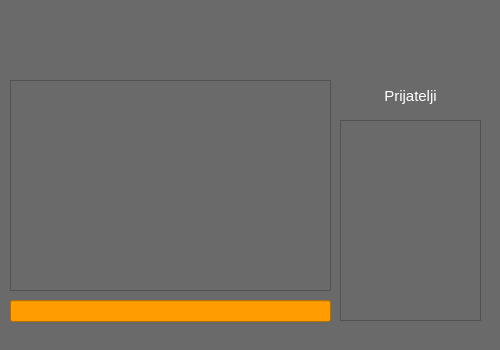
nmhaker/Source-Code, file mainwindow.ui: the form before one commit.
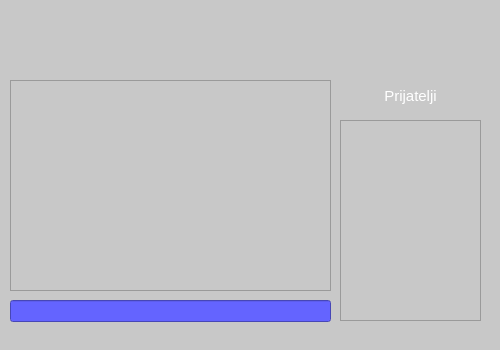
The form after the commit.

```diff
--- a/mainwindow.ui
+++ b/mainwindow.ui
@@ -36,7 +36,7 @@
   </property>
   <widget class="QWidget" name="centralWidget">
    <property name="styleSheet">
-    <string notr="true">background-color: rgb(106, 106, 106);
+    <string notr="true">background-color: rgb(200, 200, 200);
 </string>
    </property>
    <widget class="QListWidget" name="listWidget_2">
@@ -62,7 +62,7 @@
      </rect>
     </property>
     <property name="styleSheet">
-     <string notr="true">background-color: rgb(255, 157, 0);
+     <string notr="true">background-color: rgb(100, 100, 255);
 color: black;</string>
     </property>
    </widget>
```
Lines whose indentation alone changed are shown as unchanged.
